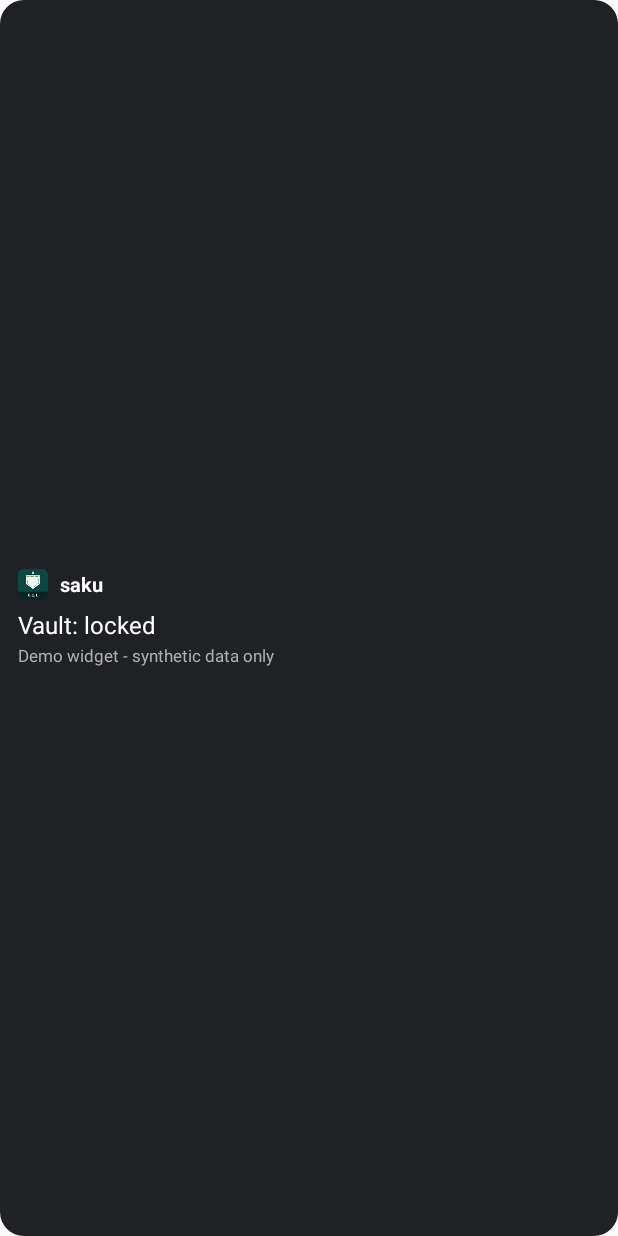
After one commit to irvan-putra/saku, an Android app: the layout widget_vault_status.xml on its own in the app's theme, with its tools: preview values and no code run, on a phone screen of 412 x 824 dp. The commit adds this screen. Run offline under Robolectric (Android 15) with nearby library versions, the phone set to English and light mode, and no system bars.

Commit message:
Add locked-vault status demo widget (synthetic, no metadata)
Home-screen widget showing static locked-vault status and a tap-to-open
shortcut into the demo app. No entry counts, strength or any vault metadata;
all strings static resources, demo note on the widget itself. 5 Robolectric
tests cover exact strings, layout id/text set, static provider XML, the
quick-open intent target and merged-manifest receiver registration.

```diff
--- a/app/src/main/AndroidManifest.xml
+++ b/app/src/main/AndroidManifest.xml
@@ -12,5 +12,11 @@
     </activity>
     <activity android:name=".EntryDetailActivity" android:exported="false" />
     <activity android:name=".PairingActivity" android:exported="false" />
+    <receiver android:name=".VaultStatusWidgetProvider" android:exported="false">
+      <intent-filter>
+        <action android:name="android.appwidget.action.APPWIDGET_UPDATE" />
+      </intent-filter>
+      <meta-data android:name="android.appwidget.provider" android:resource="@xml/widget_vault_status_info" />
+    </receiver>
   </application>
 </manifest>
--- /dev/null
+++ b/app/src/main/res/drawable/widget_background.xml
@@ -0,0 +1,5 @@
+<?xml version="1.0" encoding="utf-8"?>
+<shape xmlns:android="http://schemas.android.com/apk/res/android" android:shape="rectangle">
+    <solid android:color="#202124" />
+    <corners android:radius="16dp" />
+</shape>
--- /dev/null
+++ b/app/src/main/res/layout/widget_vault_status.xml
@@ -0,0 +1,52 @@
+<?xml version="1.0" encoding="utf-8"?>
+<LinearLayout xmlns:android="http://schemas.android.com/apk/res/android"
+    android:id="@+id/widget_container"
+    android:layout_width="match_parent"
+    android:layout_height="match_parent"
+    android:orientation="vertical"
+    android:gravity="center_vertical"
+    android:padding="12dp"
+    android:background="@drawable/widget_background">
+
+    <LinearLayout
+        android:layout_width="match_parent"
+        android:layout_height="wrap_content"
+        android:orientation="horizontal"
+        android:gravity="center_vertical">
+
+        <ImageView
+            android:id="@+id/widget_icon"
+            android:layout_width="20dp"
+            android:layout_height="20dp"
+            android:src="@mipmap/ic_launcher"
+            android:contentDescription="@string/widget_title" />
+
+        <TextView
+            android:id="@+id/widget_title"
+            android:layout_width="wrap_content"
+            android:layout_height="wrap_content"
+            android:layout_marginStart="8dp"
+            android:text="@string/widget_title"
+            android:textSize="13sp"
+            android:textStyle="bold"
+            android:textColor="#FFFFFF" />
+    </LinearLayout>
+
+    <TextView
+        android:id="@+id/widget_status"
+        android:layout_width="wrap_content"
+        android:layout_height="wrap_content"
+        android:layout_marginTop="6dp"
+        android:text="@string/widget_status_locked"
+        android:textSize="16sp"
+        android:textColor="#FFFFFF" />
+
+    <TextView
+        android:id="@+id/widget_demo_note"
+        android:layout_width="wrap_content"
+        android:layout_height="wrap_content"
+        android:layout_marginTop="2dp"
+        android:text="@string/widget_demo_note"
+        android:textSize="11sp"
+        android:textColor="#B0B0B0" />
+</LinearLayout>
--- a/app/src/main/res/values/strings.xml
+++ b/app/src/main/res/values/strings.xml
@@ -2,4 +2,8 @@
 <resources>
   <string name="app_label">saku</string>
   <string name="version_text">saku v0.1.0 (mock build, synthetic data only)</string>
+  <string name="widget_title">saku</string>
+  <string name="widget_status_locked">Vault: locked</string>
+  <string name="widget_demo_note">Demo widget - synthetic data only</string>
+  <string name="widget_description">saku vault status (demo, no real secrets)</string>
 </resources>
```
Also changed, not shown: app/src/main/java/com/vanipy/saku/VaultStatusWidgetProvider.kt (added, +38 -0 lines), app/src/main/res/xml/widget_vault_status_info.xml (added, +11 -0 lines), 1 other file.
